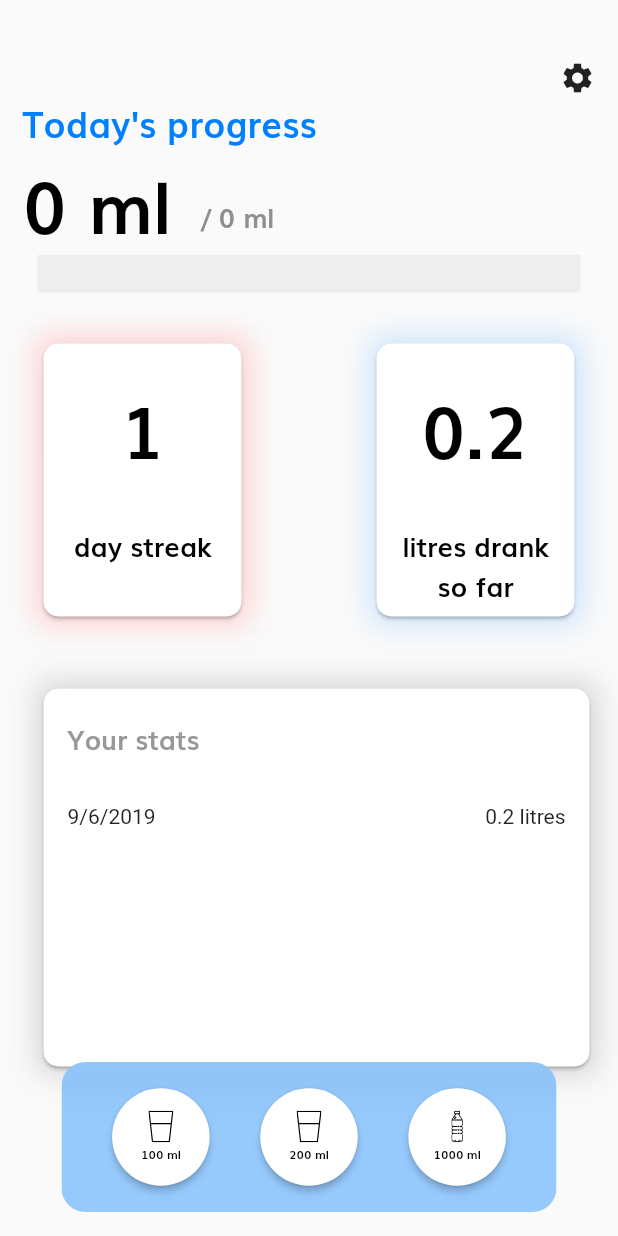
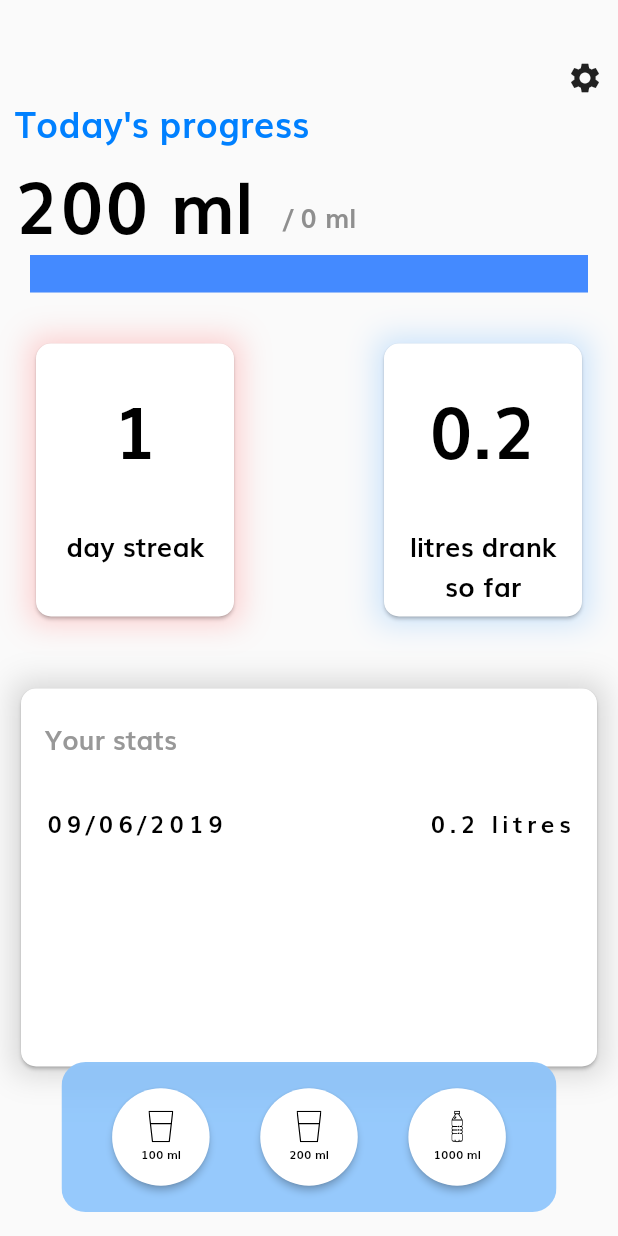
Before and after one commit to sivaram16/drink_reminder_flutter, a Flutter app: the MainScreen screen opened by its route, item 2 of the bottom bar chosen, on a phone screen of 412 x 824 dp. Run offline on Flutter 3.47's test engine with Material 2 defaults, Android fonts, the phone set to English and light mode, and no system bars; drawn by our look-alikes of percent_indicator; our stand-ins replace flutter_local_notifications, flutter_svg, shared_preferences; accounts and stored records are empty.

Commit message:
Almost done

```diff
--- a/lib/main_screen.dart
+++ b/lib/main_screen.dart
@@ -2,8 +2,10 @@ import 'dart:async';
 import 'dart:io';
 import 'dart:ui' as prefix0;
 
+import 'package:drink_remainder/setting.dart';
 import 'package:flutter/cupertino.dart';
 import 'package:flutter/material.dart';
+import 'route.dart';
 import 'package:flutter/widgets.dart';
 import 'package:flutter_local_notifications/flutter_local_notifications.dart';
 import 'package:flutter_svg/flutter_svg.dart';
@@ -18,14 +20,17 @@ class MainScreen extends StatefulWidget {
   _MainScreenState createState() => _MainScreenState();
 }
 
-class _MainScreenState extends State<MainScreen> {
+class _MainScreenState extends State<MainScreen>
+    with SingleTickerProviderStateMixin {
   int go = 0;
   List<WaterDayRecord> recordList = List<WaterDayRecord>();
   int delay = 1;
+  AnimationController animationController;
+
   double sofar = 0;
   int streak = 0;
   var recordSoup;
-  var now = new DateTime.now();
+  var now = DateTime.now();
   FlutterLocalNotificationsPlugin flutterLocalNotificationsPlugin;
   double percent = 0;
   Timer _timer;
@@ -39,15 +44,19 @@ class _MainScreenState extends State<MainScreen> {
     _getDate();
     print("ram" + go.toString());
     print("delay" + delay.toString());
-    flutterLocalNotificationsPlugin = new FlutterLocalNotificationsPlugin();
-    var android = new AndroidInitializationSettings('@mipmap/ic_launcher');
-    var ios = new IOSInitializationSettings();
-    var initsetting = new InitializationSettings(android, ios);
+    flutterLocalNotificationsPlugin = FlutterLocalNotificationsPlugin();
+    var android = AndroidInitializationSettings('@mipmap/ic_launcher');
+    var ios = IOSInitializationSettings();
+    var initsetting = InitializationSettings(android, ios);
     flutterLocalNotificationsPlugin.initialize(initsetting);
+    animationController = AnimationController(
+      vsync: this,
+      duration: Duration(seconds: 4),
+    );
   }
 
   _delay() {
-    _timer = new Timer(Duration(seconds: delay), () {
+    _timer = Timer(Duration(seconds: delay), () {
       _showNotification();
     });
   }
@@ -55,6 +64,7 @@ class _MainScreenState extends State<MainScreen> {
   @override
   void dispose() {
     super.dispose();
+    animationController.dispose();
     _timer.cancel();
   }
 
@@ -77,7 +87,7 @@ class _MainScreenState extends State<MainScreen> {
       alignment: Alignment.center,
       children: <Widget>[
         Container(
-          padding: EdgeInsets.only(left: 15, right: 15),
+          padding: EdgeInsets.only(left: 10, right: 10),
           child: Column(
             crossAxisAlignment: CrossAxisAlignment.start,
             children: <Widget>[_full()],
@@ -135,13 +145,21 @@ class _MainScreenState extends State<MainScreen> {
 
   Widget _setting() {
     return Container(
+        child: AnimatedBuilder(
+            animation: animationController,
             child: InkWell(
               child: Icon(Icons.settings),
               onTap: () {
-          Navigator.of(context).pushNamed('/setting');
+                animationController.forward();
+                Navigator.push(context, FadeRoute(page: Setting()));
               },
             ),
+            builder: (BuildContext context, Widget _widget) {
+              return Transform.rotate(
+                angle: animationController.value * 6.3,
+                child: _widget,
               );
+            }));
   }
 
   Widget _todayProgressText() {
@@ -178,8 +196,6 @@ class _MainScreenState extends State<MainScreen> {
     return LinearPercentIndicator(
       lineHeight: 25.0,
       backgroundColor: Color.fromRGBO(223, 223, 223, 0.45),
-      animation: true,
-      animationDuration: 500,
       progressColor: Colors.blueAccent,
       percent: percent,
     );
@@ -196,8 +212,8 @@ class _MainScreenState extends State<MainScreen> {
           children: <Widget>[ect(20), count, ect(30), text],
         ),
       ),
-      decoration: new BoxDecoration(boxShadow: [
-        new BoxShadow(
+      decoration: BoxDecoration(boxShadow: [
+        BoxShadow(
           color: color ?? Color.fromRGBO(255, 159, 159, 0.51),
           blurRadius: 16.0,
         ),
@@ -227,10 +243,10 @@ class _MainScreenState extends State<MainScreen> {
   }
 
   _showNotification() async {
-    var android = new AndroidNotificationDetails(
+    var android = AndroidNotificationDetails(
         "channelId", "channelName", "channelDescription");
-    var ios = new IOSNotificationDetails();
-    var platform = new NotificationDetails(android, ios);
+    var ios = IOSNotificationDetails();
+    var platform = NotificationDetails(android, ios);
     await flutterLocalNotificationsPlugin.show(
         0, "It's time to drink", "Be Hydrate", platform);
   }
@@ -239,7 +255,7 @@ class _MainScreenState extends State<MainScreen> {
     return Column(
       children: <Widget>[
         Container(
-          margin: EdgeInsets.fromLTRB(10, 10, 0, 30),
+          margin: EdgeInsets.fromLTRB(0, 10, 0, 30),
           width: MediaQuery.of(context).size.width,
           height: 260.0,
           child: Card(
@@ -293,6 +309,7 @@ class _MainScreenState extends State<MainScreen> {
         recordList.forEach((_record) {
           print("httt" + _record.intake.toString());
           sofar += (_record.intake / 1000);
+          print(sofar.toString());
         });
       } else {
         recordList.add(WaterDayRecord(DateTime.now(), 0));
@@ -360,6 +377,7 @@ class _MainScreenState extends State<MainScreen> {
           padding: EdgeInsets.all(15.0),
           onPressed: () {
             setState(() {
+              sofar += ml / 1000;
               count += ml;
               print("Entered");
               if (count > go) {
@@ -375,7 +393,6 @@ class _MainScreenState extends State<MainScreen> {
               updateSharedPrefRecord(recordList);
             });
             _delay();
-            Navigator.of(context).pushNamed('/mainscreen');
           },
           child: Column(
             children: <Widget>[
@@ -438,19 +455,19 @@ class _MainScreenState extends State<MainScreen> {
 
   _scheduleNotify() async {
     print("object");
-    flutterLocalNotificationsPlugin = new FlutterLocalNotificationsPlugin();
-    var android = new AndroidInitializationSettings('@mipmap/ic_launcher');
-    var ios = new IOSInitializationSettings();
-    var initsetting = new InitializationSettings(android, ios);
+    flutterLocalNotificationsPlugin = FlutterLocalNotificationsPlugin();
+    var android = AndroidInitializationSettings('@mipmap/ic_launcher');
+    var ios = IOSInitializationSettings();
+    var initsetting = InitializationSettings(android, ios);
     flutterLocalNotificationsPlugin.initialize(initsetting);
     var scheduledNotificationDateTime =
-        new DateTime.now().add(new Duration(seconds: 5));
-    var androidPlatformChannelSpecifics = new AndroidNotificationDetails(
+        DateTime.now().add(Duration(seconds: 5));
+    var androidPlatformChannelSpecifics = AndroidNotificationDetails(
         'your other channel id',
         'your other channel name',
         'your other channel description');
-    var iOSPlatformChannelSpecifics = new IOSNotificationDetails();
-    NotificationDetails platformChannelSpecifics = new NotificationDetails(
+    var iOSPlatformChannelSpecifics = IOSNotificationDetails();
+    NotificationDetails platformChannelSpecifics = NotificationDetails(
         androidPlatformChannelSpecifics, iOSPlatformChannelSpecifics);
     await flutterLocalNotificationsPlugin.schedule(
         0,
@@ -476,16 +493,34 @@ class _MainScreenState extends State<MainScreen> {
 
   List<Widget> handleStats() {
     List<Widget> itemsToDisplay = [];
+
     recordList.forEach((record) {
       String dateText, intakeText;
       itemsToDisplay.add(Row(
         children: <Widget>[
-          Text('${record.date.day}/${record.date.month}/${record.date.year} '),
+          Text(
+            '${record.date.day <= 9 ? '0' + record.date.day.toString() : record.date.day}/${record.date.month <= 9 ? '0' + record.date.month.toString() : record.date.month}/${record.date.year} ',
+            style: TextStyle(
+              color: Colors.black,
+              fontSize: 16,
+              letterSpacing: 3.0,
+              fontFamily: 'Muli-Bold',
+            ),
+          ),
           Spacer(),
-          Text('${record.intake / 1000} litres')
+          Text(
+            '${record.intake / 1000} litres',
+            style: TextStyle(
+              color: Colors.black,
+              fontFamily: 'Muli-Bold',
+              fontSize: 16,
+              letterSpacing: 3.0,
+            ),
+          )
         ],
       ));
     });
-    return itemsToDisplay;
+    print("before reverese" + itemsToDisplay.toString());
+    return itemsToDisplay.reversed.toList();
   }
 }
--- a/lib/on_board.dart
+++ b/lib/on_board.dart
@@ -1,5 +1,7 @@
 import 'package:flutter/material.dart';
 import 'package:shared_preferences/shared_preferences.dart';
+import 'change_notification.dart';
+import 'route.dart';
 
 class OnBoard extends StatefulWidget {
   @override
@@ -131,7 +133,7 @@ class _OnBoardState extends State<OnBoard> {
     return RawMaterialButton(
       onPressed: () async {
         await _setSharedPref();
-        Navigator.of(context).pushNamed('/change_notification');
+        Navigator.push(context, FadeRoute(page: Change()));
       },
       child: Icon(
         Icons.check,
--- /dev/null
+++ b/lib/route.dart
@@ -0,0 +1,24 @@
+import 'package:flutter/material.dart';
+
+class FadeRoute extends PageRouteBuilder {
+  final Widget page;
+  FadeRoute({this.page})
+      : super(
+          pageBuilder: (
+            BuildContext context,
+            Animation<double> animation,
+            Animation<double> secondaryAnimation,
+          ) =>
+              page,
+          transitionsBuilder: (
+            BuildContext context,
+            Animation<double> animation,
+            Animation<double> secondaryAnimation,
+            Widget child,
+          ) =>
+              FadeTransition(
+                opacity: animation,
+                child: child,
+              ),
+        );
+}
--- a/lib/theme.dart
+++ b/lib/theme.dart
@@ -8,8 +8,6 @@ class ThemeChanger with ChangeNotifier {
   getTheme() => _themeData;
   setTheme(ThemeData theme) {
     _themeData = theme;
-
-
     notifyListeners();
   }
 }
--- a/pubspec.yaml
+++ b/pubspec.yaml
@@ -33,6 +33,8 @@ dependencies:
   provider: ^2.0.1
   sqflite: "^0.11.0"
   path_provider: ^0.4.0
+  url_launcher: ^5.0.3
+
 
 
 
@@ -58,6 +60,7 @@ flutter:
    - assets/images/onezerozero.svg
    - assets/images/onezerozerozero.svg
    - assets/images/twozerozero.svg
+   - assets/images/pic.png
 
   # An image asset can refer to one or more resolution-specific "variants", see
   # https://flutter.dev/assets-and-images/#resolution-aware.
```
Also changed, not shown: lib/Splashscreen.dart (+5 -2 lines), lib/about_app.dart (+105 -1 lines), lib/change_notification.dart (+3 -4 lines), lib/setting.dart (+16 -4 lines), assets/images/pic.png (added), pubspec.lock. Lines whose indentation alone changed are shown as unchanged.
